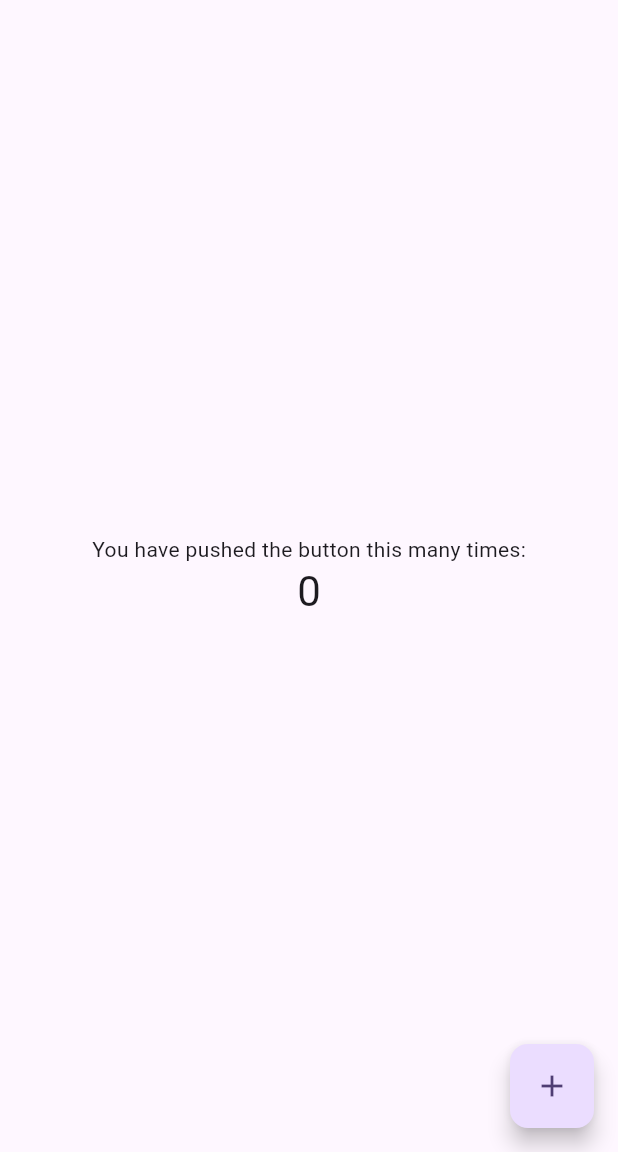
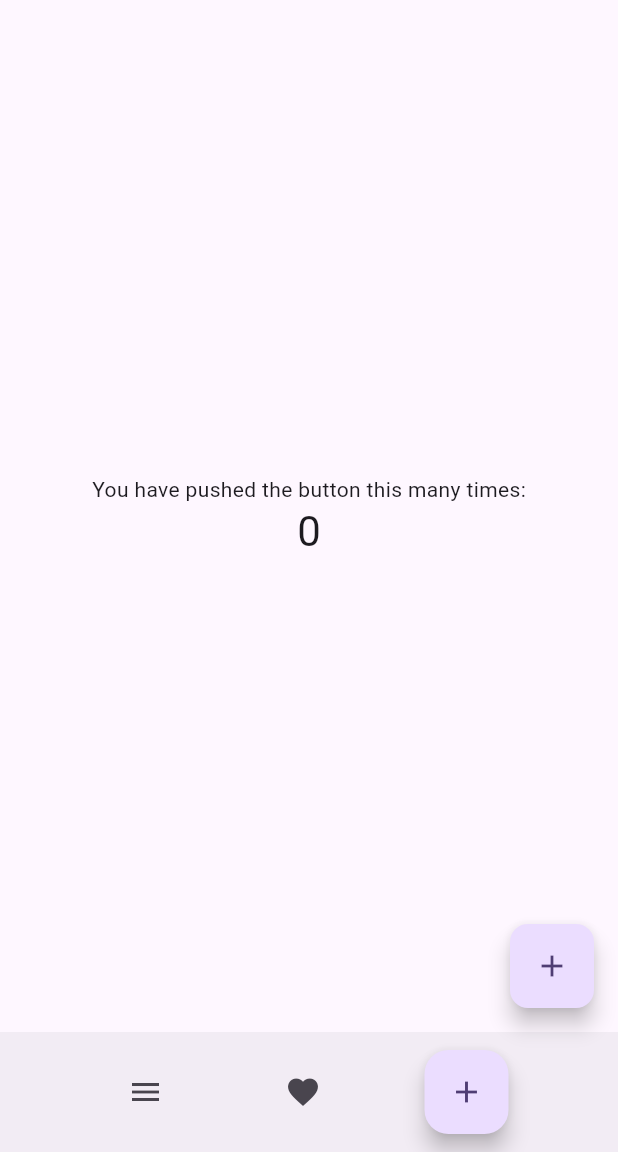
Before and after one commit to Zpolonius/myapp, a Flutter app: the screen it shows after launch, on a phone screen of 412 x 824 dp, the part 84-1236 px from its top. Run offline on Flutter 3.47's test engine with Material 2 defaults, Android fonts, the phone set to English and light mode, and no system bars.

Commit message:
added buttom nav bar

```diff
--- a/lib/main.dart
+++ b/lib/main.dart
@@ -77,6 +77,22 @@ class _MyHomePageState extends State<MyHomePage> {
         tooltip: 'Increment',
         child: const Icon(Icons.add),
       ),
-    );
+      bottomNavigationBar: BottomAppBar(
+        child: Row(
+          mainAxisAlignment: MainAxisAlignment.spaceEvenly,
+          children:<Widget>[
+
+            IconButton(onPressed: () {},
+          icon: const Icon(Icons.menu)),
+          IconButton(icon: const Icon(Icons.favorite), onPressed: () {},
+          ),
+
+          FloatingActionButton(onPressed: _incrementCounter,
+          child: const Icon(Icons.add),
+
+          )])
+        ),
+      );
+
   }
 }
```
